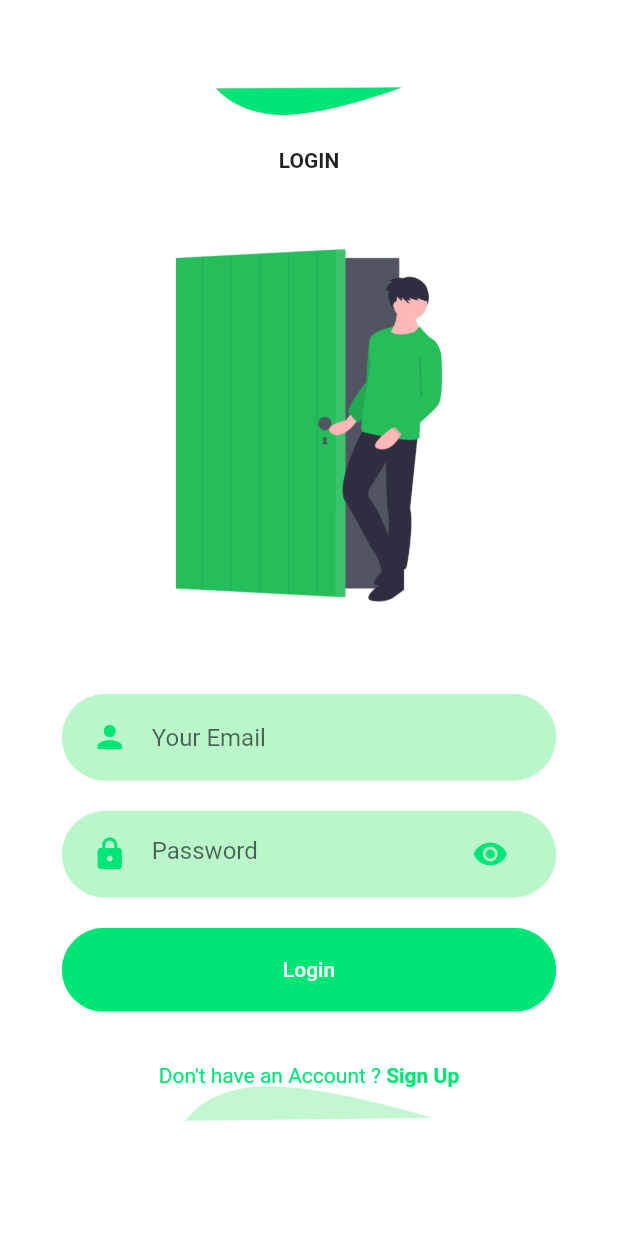
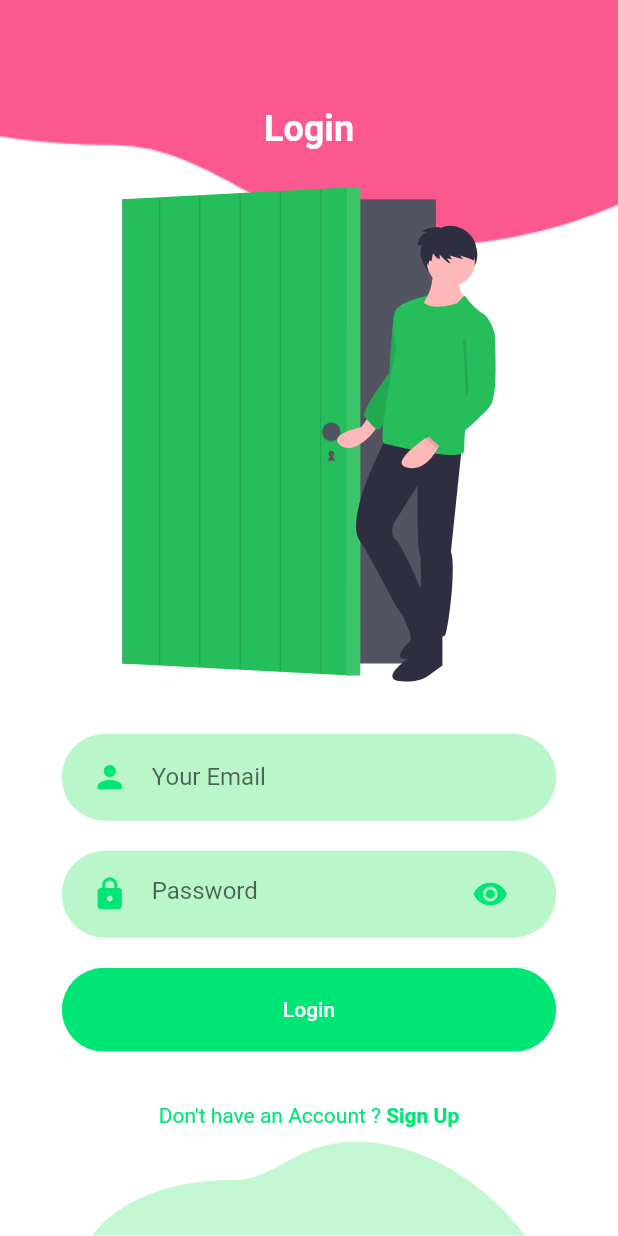
Before and after one commit to Bhuvanesh-Verma/Produce-Mart, a Flutter app: the screen it shows after launch, after a tap on "Login", on a phone screen of 412 x 824 dp. Run offline on Flutter 3.47's test engine with Material 2 defaults, Android fonts, the phone set to English and light mode, and no system bars; our stand-ins replace flutter_svg.

Commit message:
login_design_complete

```diff
--- a/lib/contraints.dart
+++ b/lib/contraints.dart
@@ -2,4 +2,5 @@ import 'package:flutter/material.dart';
 
 const kPrimaryColor = Color(0xFF00E676);
 const kPrimaryLightColor = Color(0xFFB9F6CA);
+const kSecondaryColor = Color(0xFFFC508B);
 const kTextColor = Colors.black;
--- a/lib/screens/login/components/background.dart
+++ b/lib/screens/login/components/background.dart
@@ -14,15 +14,16 @@ class Background extends StatelessWidget {
         alignment: Alignment.center,
         children: <Widget>[
           Positioned(
-            top: 0,
-            child: Image.asset("assets/designs/login_top.png",
-                width: size.width * 0.3),
-          ),
+              bottom: 0,
+              child: Image.asset(
+                'assets/designs/login_bottom.png',
+                width: size.width * 0.7,
+              )),
           Positioned(
-            bottom: 0,
-            child: Image.asset("assets/designs/login_bottom.png",
-                width: size.width * 0.4),
-          ),
+              top: 0,
+              child: Image.asset(
+                'assets/designs/login_top.png',
+              )),
           child
         ],
       ),
--- a/lib/screens/login/components/body.dart
+++ b/lib/screens/login/components/body.dart
@@ -19,13 +19,16 @@ class Body extends StatelessWidget {
           mainAxisAlignment: MainAxisAlignment.center,
           children: <Widget>[
             Text(
-              "LOGIN",
-              style: TextStyle(fontWeight: FontWeight.bold),
+              "Login",
+              style: TextStyle(
+                  fontWeight: FontWeight.bold,
+                  fontSize: 24,
+                  color: Colors.white),
             ),
             SizedBox(height: size.height * 0.03),
-            Image.asset(
-              "assets/images/login.png",
-              height: size.height * 0.35,
+            SvgPicture.asset(
+              "assets/images/login.svg",
+              height: size.height * 0.4,
             ),
             SizedBox(height: size.height * 0.03),
             RoundedInputField(
--- a/lib/screens/welcome/components/body.dart
+++ b/lib/screens/welcome/components/body.dart
@@ -15,7 +15,10 @@ class Body extends StatelessWidget {
           mainAxisAlignment: MainAxisAlignment.center,
           children: <Widget>[
             Text("Welome to Produce Mart",
-                style: TextStyle(fontWeight: FontWeight.bold, fontSize: 24)),
+                style: TextStyle(
+                    fontWeight: FontWeight.bold,
+                    fontSize: 24,
+                    color: kPrimaryColor)),
             SizedBox(
               height: size.height * 0.03,
             ),
```
Also changed, not shown: assets/designs/login_bottom.png, assets/designs/login_top.png.
